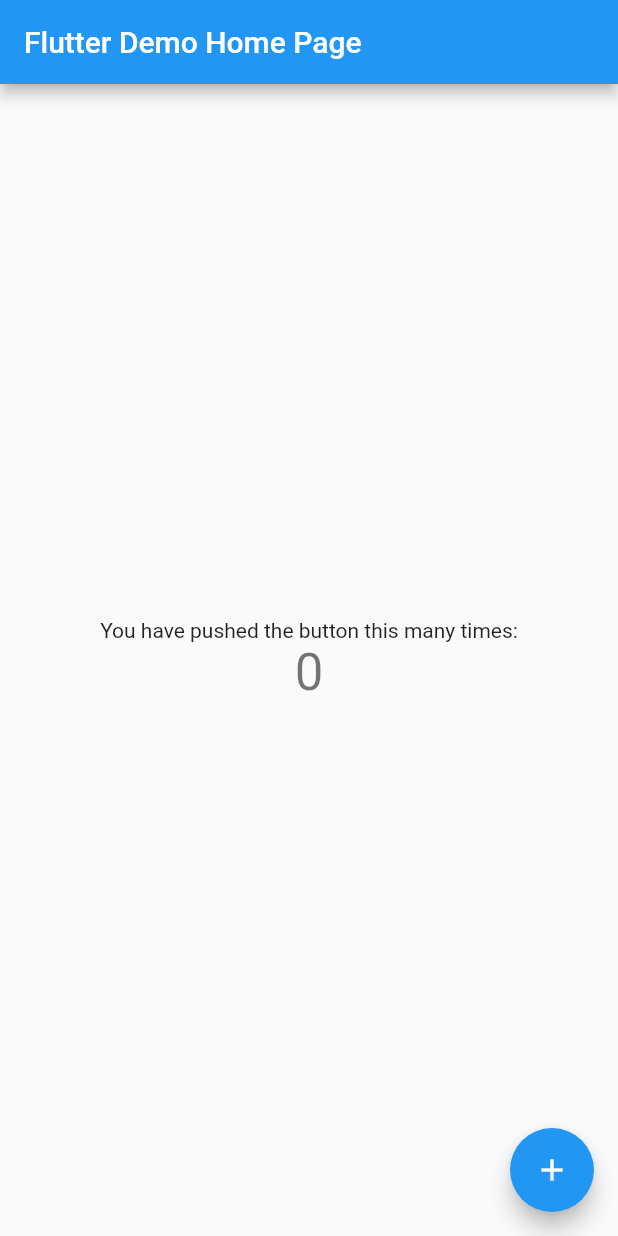
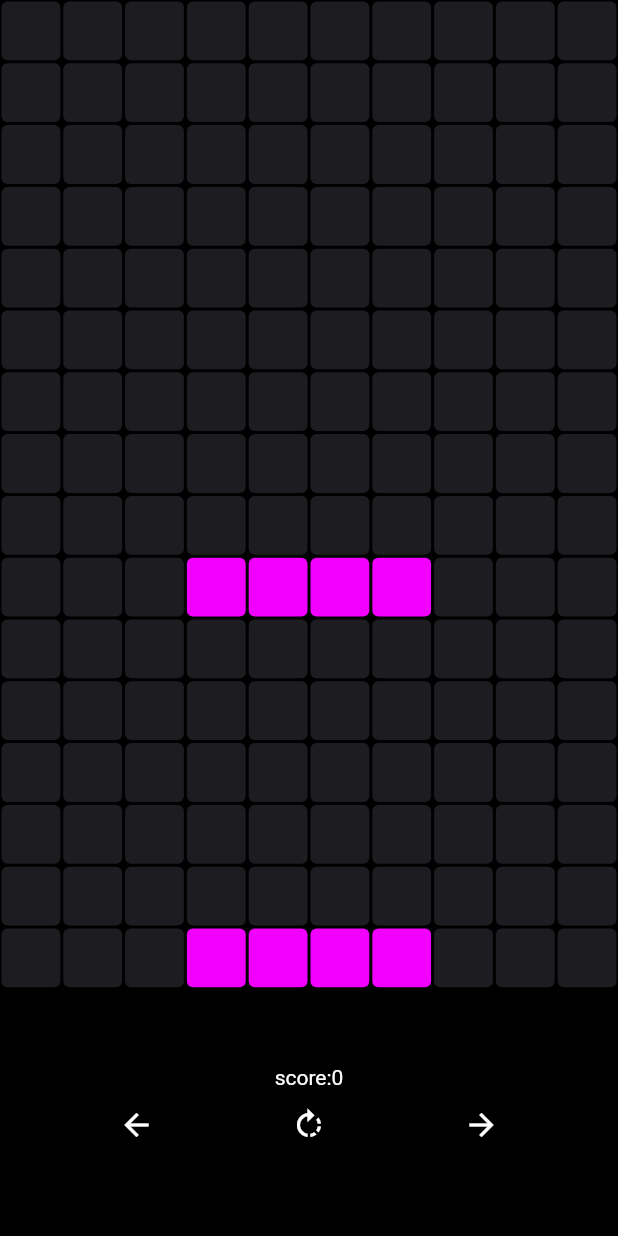
Before and after one commit to Devmacy/flutter-tetris, a Flutter app: the screen it shows after launch, on a phone screen of 412 x 824 dp. Run offline on Flutter 3.47's test engine with Material 2 defaults, Android fonts, the phone set to English and light mode, and no system bars.

Commit message:
feat: 新增俄罗斯方块面板和移动逻辑

```diff
--- /dev/null
+++ b/lib/board.dart
@@ -0,0 +1,266 @@
+import 'dart:async';
+import 'dart:math';
+
+import 'package:flutter/material.dart';
+import 'package:flutter_tetris/dot.dart';
+import 'package:flutter_tetris/piece.dart';
+import 'package:flutter_tetris/values.dart';
+
+// 创建一个二维数组
+List<List<Tetromino?>> gameBoard = List.generate(
+  colLength,
+  (i) => List.generate(
+    rowLength,
+    (j) => null,
+  ),
+);
+
+int score = 0;
+bool isGameOver = false;
+
+class GameBoard extends StatefulWidget {
+  const GameBoard({Key? key}) : super(key: key);
+
+  @override
+  State<GameBoard> createState() => _GameBoardState();
+}
+
+class _GameBoardState extends State<GameBoard> {
+  Piece currentPiece =
+      Piece(type: Tetromino.values[Random().nextInt(Tetromino.values.length)]);
+
+  // Piece currentPiece = Piece(type: Tetromino.J);
+
+  @override
+  void initState() {
+    super.initState();
+
+    startGame();
+  }
+
+  void startGame() {
+    currentPiece.initializePiece();
+
+    // 时间循环
+    Duration frameRate = Duration(milliseconds: milliseconds);
+    gameLoop(frameRate);
+  }
+
+  /// 游戏循环
+  void gameLoop(Duration frameRate) {
+    Timer.periodic(frameRate, (timer) {
+      setState(() {
+        clearLines();
+        checkLanding();
+
+        if (isGameOver) {
+          timer.cancel();
+          showGameOverDialog();
+        }
+
+        currentPiece.movePiece(Direction.down);
+      });
+    });
+  }
+
+  // 碰撞检测
+  bool checkCollision(Direction direction) {
+    for (int i = 0; i < currentPiece.position.length; i++) {
+      int row = (currentPiece.position[i] / rowLength).floor();
+      int col = currentPiece.position[i] % rowLength;
+
+      if (direction == Direction.left) {
+        col -= 1;
+      } else if (direction == Direction.right) {
+        col += 1;
+      } else if (direction == Direction.down) {
+        row += 1;
+      }
+
+      // 检查出界
+      if (row >= colLength || col < 0 || col >= rowLength) {
+        return true;
+      }
+
+      if (row >= 0 && col >= 0) {
+        if (gameBoard[row][col] != null) {
+          return true;
+        }
+      }
+    }
+    return false;
+  }
+
+  // 检查着陆
+  void checkLanding() {
+    if (checkCollision(Direction.down)) {
+      for (int i = 0; i < currentPiece.position.length; i++) {
+        int row = (currentPiece.position[i] / rowLength).floor();
+        int col = currentPiece.position[i] % rowLength;
+
+        if (row >= 0 && col >= 0) {
+          gameBoard[row][col] = currentPiece.type;
+        }
+      }
+
+      createNewPiece();
+    }
+  }
+
+  // 创建新的方块
+  void createNewPiece() {
+    Random random = Random();
+
+    Tetromino randomType =
+        Tetromino.values[random.nextInt(Tetromino.values.length)];
+
+    currentPiece = Piece(type: randomType);
+    // currentPiece = Piece(type: Tetromino.J);
+    currentPiece.initializePiece();
+
+    isGameOver = gameOver();
+  }
+
+  void moveLeft() {
+    if (!checkCollision(Direction.left)) {
+      setState(() {
+        currentPiece.movePiece(Direction.left);
+      });
+    }
+  }
+
+  void moveRight() {
+    if (!checkCollision(Direction.right)) {
+      setState(() {
+        currentPiece.movePiece(Direction.right);
+      });
+    }
+  }
+
+  void rotatePiece() {
+    setState(() {
+      currentPiece.rotatePiece();
+    });
+  }
+
+  void clearLines() {
+    for (int row = colLength - 1; row >= 0; row--) {
+      for (int col = 0; col < rowLength; col++) {
+        if (gameBoard[row][col] == null) {
+          break;
+        }
+        if (col == (rowLength - 1)) {
+          score += rowLength;
+          for (int r = row; r > 0; r--) {
+            gameBoard[r] = List.from(gameBoard[r - 1]);
+          }
+          gameBoard[0] = List.generate(row, (index) => null);
+        }
+      }
+    }
+  }
+
+  bool gameOver() {
+    for (int col = 0; col < rowLength; col++) {
+      if (gameBoard[0][col] != null) {
+        return true;
+      }
+    }
+    return false;
+  }
+
+  void showGameOverDialog() {
+    showDialog(
+        context: context,
+        builder: (context) => AlertDialog(
+              title: const Text('Game Over'),
+              content: Text('Your score is: $score'),
+              actions: [
+                TextButton(
+                    onPressed: () {
+                      restGame();
+                      Navigator.pop(context);
+                    },
+                    child: const Text('Play Again'))
+              ],
+            ));
+  }
+
+  void restGame() {
+    gameBoard = List.generate(
+      colLength,
+      (i) => List.generate(
+        rowLength,
+        (j) => null,
+      ),
+    );
+
+    isGameOver = false;
+    score = 0;
+
+    createNewPiece();
+    startGame();
+  }
+
+  @override
+  Widget build(BuildContext context) {
+    return Scaffold(
+      backgroundColor: Colors.black,
+      body: Column(
+        children: [
+          Expanded(
+            child: GridView.builder(
+                itemCount: rowLength * colLength,
+                physics: const NeverScrollableScrollPhysics(),
+                gridDelegate: SliverGridDelegateWithFixedCrossAxisCount(
+                  crossAxisCount: rowLength,
+                ),
+                itemBuilder: (context, index) {
+                  int row = (index / rowLength).floor();
+                  int col = index % rowLength;
+                  if (currentPiece.position.contains(index)) {
+                    return Pixel(
+                        color: currentPiece.color, child: index.toString());
+                  } else if (gameBoard[row][col] != null) {
+                    final Tetromino? tetrominoType = gameBoard[row][col];
+                    return Pixel(
+                      color: tetrominoColor[tetrominoType] ?? Colors.white,
+                      child: '',
+                      // child: '',
+                    );
+                  } else {
+                    return Pixel(
+                        color: const Color(0x56565661),
+                        child: index.toString());
+                  }
+                }),
+          ),
+          Text(
+            'score:$score',
+            style: const TextStyle(color: Colors.white),
+          ),
+          Padding(
+            padding: const EdgeInsets.only(bottom: 50.0),
+            child: Row(
+              mainAxisAlignment: MainAxisAlignment.spaceEvenly,
+              children: [
+                IconButton(
+                    onPressed: moveLeft,
+                    color: Colors.white,
+                    icon: const Icon(Icons.arrow_back)),
+                IconButton(
+                    onPressed: rotatePiece,
+                    color: Colors.white,
+                    icon: const Icon(Icons.rotate_right)),
+                IconButton(
+                    onPressed: moveRight,
+                    color: Colors.white,
+                    icon: const Icon(Icons.arrow_forward)),
+              ],
+            ),
+          ),
+        ],
+      ),
+    );
+  }
+}
--- /dev/null
+++ b/lib/dot.dart
@@ -0,0 +1,17 @@
+import 'package:flutter/material.dart';
+
+class Pixel extends StatelessWidget {
+  final Color color;
+  final String child;
+
+  const Pixel({super.key, required this.color, required this.child});
+
+  @override
+  Widget build(BuildContext context) {
+    return Container(
+      decoration:
+          BoxDecoration(color: color, borderRadius: BorderRadius.circular(4)),
+      margin: const EdgeInsets.all(1)
+    );
+  }
+}
--- a/lib/main.dart
+++ b/lib/main.dart
@@ -1,4 +1,6 @@
 import 'package:flutter/material.dart';
+
+import 'board.dart';
 
 void main() {
   runApp(const MyApp());
@@ -7,109 +9,11 @@ void main() {
 class MyApp extends StatelessWidget {
   const MyApp({super.key});
 
-  // This widget is the root of your application.
   @override
   Widget build(BuildContext context) {
-    return MaterialApp(
-      title: 'Flutter Demo',
-      theme: ThemeData(
-        // This is the theme of your application.
-        //
-        // Try running your application with "flutter run". You'll see the
-        // application has a blue toolbar. Then, without quitting the app, try
-        // changing the primarySwatch below to Colors.green and then invoke
-        // "hot reload" (press "r" in the console where you ran "flutter run",
-        // or simply save your changes to "hot reload" in a Flutter IDE).
-        // Notice that the counter didn't reset back to zero; the application
-        // is not restarted.
-        primarySwatch: Colors.blue,
-      ),
-      home: const MyHomePage(title: 'Flutter Demo Home Page'),
+    return const MaterialApp(
+      debugShowCheckedModeBanner: false,
+      home: GameBoard(),
     );
   }
 }
-
-class MyHomePage extends StatefulWidget {
-  const MyHomePage({super.key, required this.title});
-
-  // This widget is the home page of your application. It is stateful, meaning
-  // that it has a State object (defined below) that contains fields that affect
-  // how it looks.
-
-  // This class is the configuration for the state. It holds the values (in this
-  // case the title) provided by the parent (in this case the App widget) and
-  // used by the build method of the State. Fields in a Widget subclass are
-  // always marked "final".
-
-  final String title;
-
-  @override
-  State<MyHomePage> createState() => _MyHomePageState();
-}
-
-class _MyHomePageState extends State<MyHomePage> {
-  int _counter = 0;
-
-  void _incrementCounter() {
-    setState(() {
-      // This call to setState tells the Flutter framework that something has
-      // changed in this State, which causes it to rerun the build method below
-      // so that the display can reflect the updated values. If we changed
-      // _counter without calling setState(), then the build method would not be
-      // called again, and so nothing would appear to happen.
-      _counter++;
-    });
-  }
-
-  @override
-  Widget build(BuildContext context) {
-    // This method is rerun every time setState is called, for instance as done
-    // by the _incrementCounter method above.
-    //
-    // The Flutter framework has been optimized to make rerunning build methods
-    // fast, so that you can just rebuild anything that needs updating rather
-    // than having to individually change instances of widgets.
-    return Scaffold(
-      appBar: AppBar(
-        // Here we take the value from the MyHomePage object that was created by
-        // the App.build method, and use it to set our appbar title.
-        title: Text(widget.title),
-      ),
-      body: Center(
-        // Center is a layout widget. It takes a single child and positions it
-        // in the middle of the parent.
-        child: Column(
-          // Column is also a layout widget. It takes a list of children and
-          // arranges them vertically. By default, it sizes itself to fit its
-          // children horizontally, and tries to be as tall as its parent.
-          //
-          // Invoke "debug painting" (press "p" in the console, choose the
-          // "Toggle Debug Paint" action from the Flutter Inspector in Android
-          // Studio, or the "Toggle Debug Paint" command in Visual Studio Code)
-          // to see the wireframe for each widget.
-          //
-          // Column has various properties to control how it sizes itself and
-          // how it positions its children. Here we use mainAxisAlignment to
-          // center the children vertically; the main axis here is the vertical
-          // axis because Columns are vertical (the cross axis would be
-          // horizontal).
-          mainAxisAlignment: MainAxisAlignment.center,
-          children: <Widget>[
-            const Text(
-              'You have pushed the button this many times:',
-            ),
-            Text(
-              '$_counter',
-              style: Theme.of(context).textTheme.headlineMedium,
-            ),
-          ],
-        ),
-      ),
-      floatingActionButton: FloatingActionButton(
-        onPressed: _incrementCounter,
-        tooltip: 'Increment',
-        child: const Icon(Icons.add),
-      ), // This trailing comma makes auto-formatting nicer for build methods.
-    );
-  }
-}
--- /dev/null
+++ b/lib/values.dart
@@ -0,0 +1,21 @@
+import 'dart:ui';
+
+enum Tetromino { L, J, I, O, S, Z, T }
+
+enum Direction { up, down, left, right }
+
+int rowLength = 10;
+int colLength = 16;
+
+// 间隔时间
+int milliseconds = 300;
+
+const Map<Tetromino, Color> tetrominoColor = {
+  Tetromino.L: Color(0xFFFFA500),
+  Tetromino.J: Color.fromARGB(255, 0, 102, 255),
+  Tetromino.I: Color.fromARGB(255, 242, 0, 255),
+  Tetromino.O: Color(0xFFFFFF00),
+  Tetromino.S: Color(0xFF008000),
+  Tetromino.Z: Color(0xFFFF0000),
+  Tetromino.T: Color.fromARGB(255, 144, 0, 255),
+};
```
Also changed, not shown: lib/piece.dart (added, +95 -0 lines), 1 other file.
